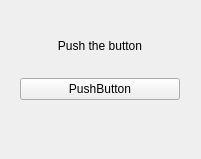
Old version of the form src/QT_GUI_Test/testview.ui in the repository mindThomas/JetsonCar-Misc.
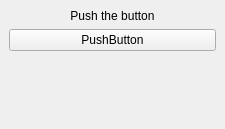
New version of the form.

Diff of the .ui file:
```diff
--- a/src/QT_GUI_Test/testview.ui
+++ b/src/QT_GUI_Test/testview.ui
@@ -6,8 +6,8 @@
    <rect>
     <x>0</x>
     <y>0</y>
-    <width>201</width>
-    <height>159</height>
+    <width>225</width>
+    <height>129</height>
    </rect>
   </property>
   <property name="windowTitle">
@@ -15,26 +15,13 @@
   </property>
   <widget class="QWidget" name="centralwidget">
    <property name="sizePolicy">
-    <sizepolicy hsizetype="Expanding" vsizetype="Expanding">
+    <sizepolicy hsizetype="Preferred" vsizetype="Preferred">
      <horstretch>0</horstretch>
      <verstretch>0</verstretch>
     </sizepolicy>
    </property>
-   <property name="maximumSize">
-    <size>
-     <width>507</width>
-     <height>333</height>
-    </size>
-   </property>
-   <widget class="QWidget" name="verticalLayoutWidget">
-    <property name="geometry">
-     <rect>
-      <x>20</x>
-      <y>20</y>
-      <width>160</width>
-      <height>80</height>
-     </rect>
-    </property>
+   <layout class="QVBoxLayout" name="verticalLayout">
+    <item>
     <layout class="QVBoxLayout" name="verticalLayout_2">
      <property name="sizeConstraint">
       <enum>QLayout::SetMaximumSize</enum>
@@ -57,7 +44,21 @@
       </widget>
      </item>
     </layout>
-   </widget>
+    </item>
+    <item>
+     <spacer name="verticalSpacer_2">
+      <property name="orientation">
+       <enum>Qt::Vertical</enum>
+      </property>
+      <property name="sizeHint" stdset="0">
+       <size>
+        <width>20</width>
+        <height>163</height>
+       </size>
+      </property>
+     </spacer>
+    </item>
+   </layout>
   </widget>
   <widget class="QMenuBar" name="menubar">
    <property name="geometry">
```
Left out of the diff: 2 changed lines with no effect on the pictures. Lines whose indentation alone changed are shown as unchanged.
